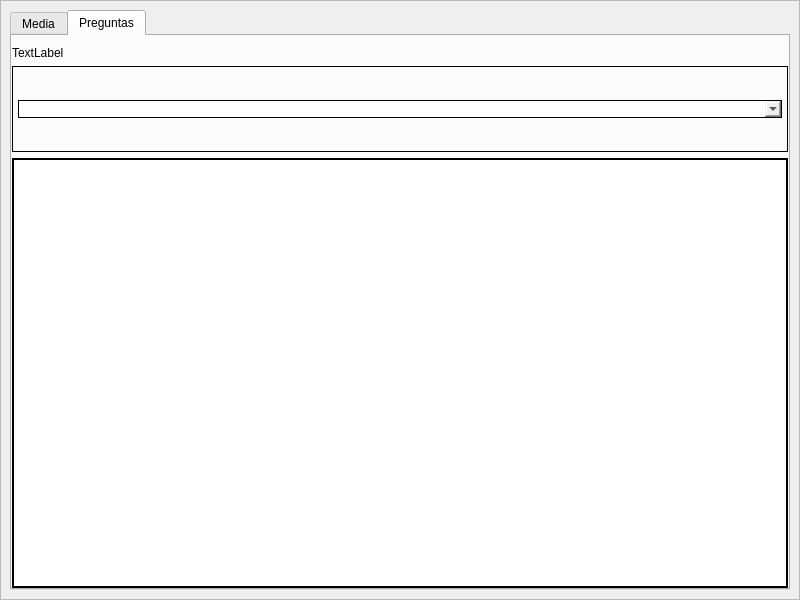
Above: designer/graphics_window_2.ui from CarlosSu02/se-is912-project before the change. Below: the same form after it.
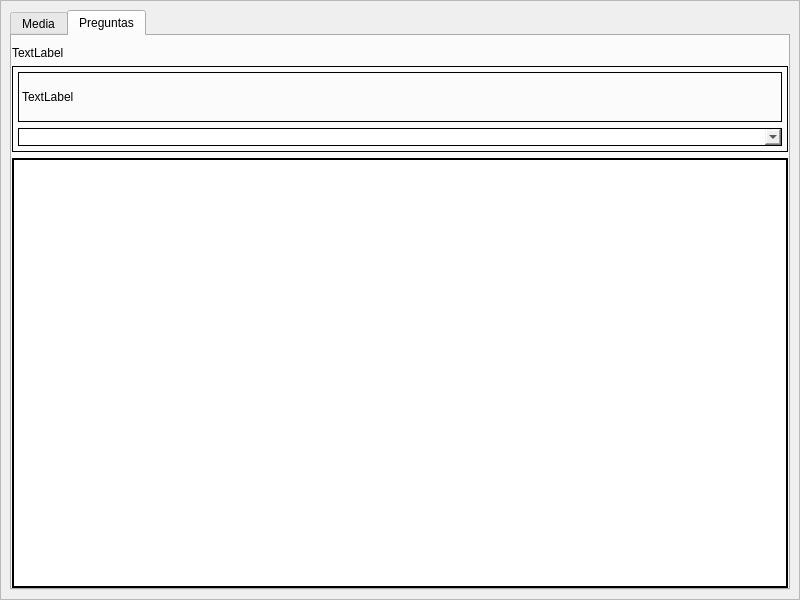
That is the form after the change.

Commit message: chore(table_history): label combobox_tables.

What changed in the file:
```diff
--- a/designer/graphics_window_2.ui
+++ b/designer/graphics_window_2.ui
@@ -172,7 +172,18 @@
                  <number>5</number>
                 </property>
                 <item row="0" column="0">
-                 <widget class="QComboBox" name="combobox_tables"/>
+                 <layout class="QVBoxLayout" name="vertical_layout_combobox_tables">
+                  <item>
+                   <widget class="QLabel" name="label">
+                    <property name="text">
+                     <string>TextLabel</string>
+                    </property>
+                   </widget>
+                  </item>
+                  <item>
+                   <widget class="QComboBox" name="combobox_tables"/>
+                  </item>
+                 </layout>
                 </item>
                </layout>
               </item>
```
The commit also changes 2 other files.
